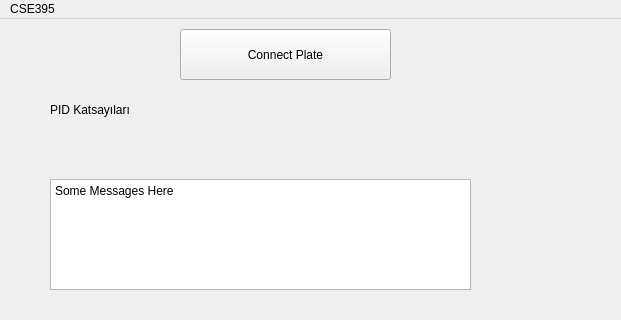
The window that Client/Client/mainwindow.ui (emrebayrm/CSE395_Proje1_Group6) describes before a commit, drawn with Qt 5; both pictures show x 0 to 621 and y 0 to 320 of the 1178 by 759 pixel window.
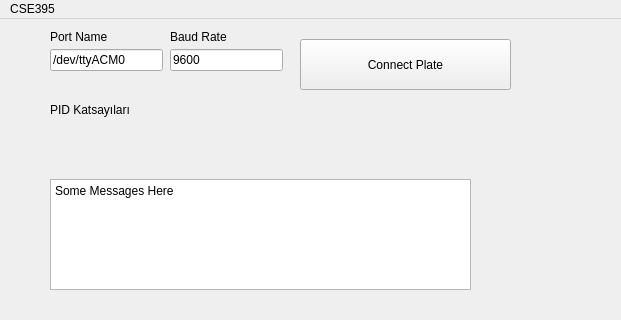
The same window after the commit. Custom widgets are drawn as their Qt base class.

The edit to the form file:
```diff
--- a/Client/Client/mainwindow.ui
+++ b/Client/Client/mainwindow.ui
@@ -121,8 +121,8 @@
    <widget class="QPushButton" name="btnConnPlate">
     <property name="geometry">
      <rect>
-      <x>180</x>
-      <y>10</y>
+      <x>300</x>
+      <y>20</y>
       <width>211</width>
       <height>51</height>
      </rect>
@@ -174,6 +174,58 @@
      <string>PID Katsayıları</string>
     </property>
    </widget>
+   <widget class="QLineEdit" name="inputPortName">
+    <property name="geometry">
+     <rect>
+      <x>50</x>
+      <y>30</y>
+      <width>113</width>
+      <height>22</height>
+     </rect>
+    </property>
+    <property name="text">
+     <string>/dev/ttyACM0</string>
+    </property>
+   </widget>
+   <widget class="QLineEdit" name="inputBaudRate">
+    <property name="geometry">
+     <rect>
+      <x>170</x>
+      <y>30</y>
+      <width>113</width>
+      <height>22</height>
+     </rect>
+    </property>
+    <property name="text">
+     <string>9600</string>
+    </property>
+   </widget>
+   <widget class="QLabel" name="label">
+    <property name="geometry">
+     <rect>
+      <x>50</x>
+      <y>10</y>
+      <width>81</width>
+      <height>16</height>
+     </rect>
+    </property>
+    <property name="text">
+     <string>Port Name</string>
+    </property>
+   </widget>
+   <widget class="QLabel" name="label_2">
+    <property name="geometry">
+     <rect>
+      <x>170</x>
+      <y>10</y>
+      <width>81</width>
+      <height>16</height>
+     </rect>
+    </property>
+    <property name="text">
+     <string>Baud Rate</string>
+    </property>
+   </widget>
   </widget>
   <widget class="QMenuBar" name="menubar">
    <property name="geometry">
```
